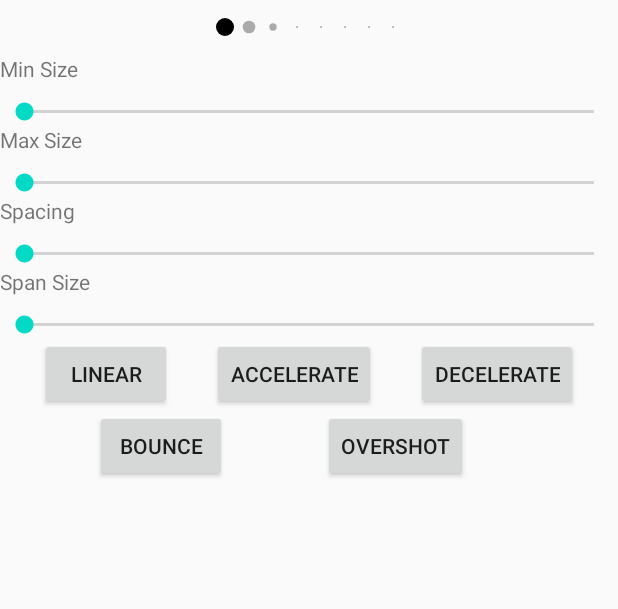
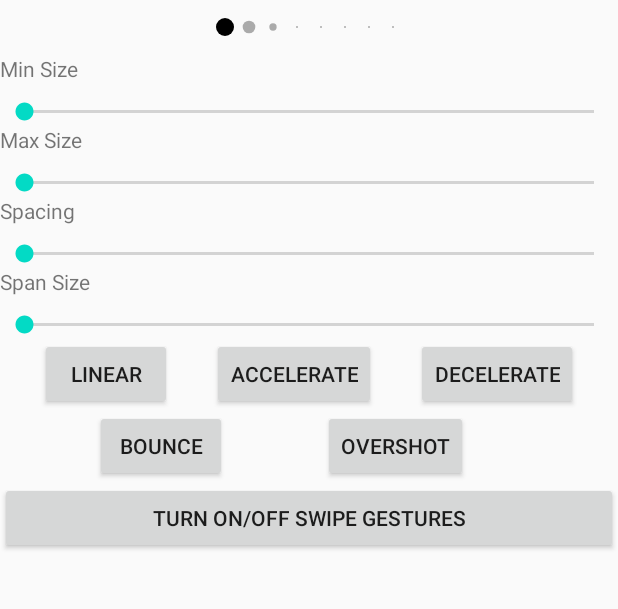
Before and after one commit to GoodRequest/GoodPagerIndicator, an Android app: the screen it shows after launch (MainActivity), on a phone screen of 412 x 824 dp, the part 384-993 px from its top. Run offline under Robolectric (Android 15) with nearby library versions, the phone set to English and light mode, and no system bars.

Commit message:
Swipe gestures enabled / disabled

```diff
--- a/app/src/main/java/com/goodrequest/myapplication/MainActivity.kt
+++ b/app/src/main/java/com/goodrequest/myapplication/MainActivity.kt
@@ -61,6 +61,7 @@ class MainActivity : AppCompatActivity() {
         interpolatorDecelerate.setOnClickListener { indicator.interpolator = DecelerateInterpolator() }
         interpolatorBounce.setOnClickListener { indicator.interpolator = BounceInterpolator() }
         interpolatorOvershoot.setOnClickListener { indicator.interpolator = OvershootInterpolator() }
+        swipeEnabled.setOnClickListener { indicator.swipeEnabled = !indicator.swipeEnabled }
     }
 
     private inner class Adapter(val adapterItems: Array<AdapterItem>) : RecyclerView.Adapter<Adapter.ViewHolder>() {
--- a/app/src/main/res/layout/activity_main.xml
+++ b/app/src/main/res/layout/activity_main.xml
@@ -145,6 +145,13 @@
                 app:layout_constraintEnd_toEndOf="parent"
                 app:layout_constraintStart_toEndOf="@+id/interpolatorLinear"
                 app:layout_constraintTop_toBottomOf="@+id/interpolatorDecelerate" />
+
+            <Button
+                android:id="@+id/swipeEnabled"
+                app:layout_constraintTop_toBottomOf="@+id/interpolatorOvershoot"
+                android:layout_width="match_parent"
+                android:text="Turn on/off swipe gestures"
+                android:layout_height="wrap_content"/>
         </androidx.constraintlayout.widget.ConstraintLayout>
     </ScrollView>
 
--- a/goodpagerindicator/src/main/java/com/goodrequest/GoodPagerIndicator.kt
+++ b/goodpagerindicator/src/main/java/com/goodrequest/GoodPagerIndicator.kt
@@ -91,6 +91,8 @@ class GoodPagerIndicator @JvmOverloads constructor(
             invalidate()
         }
 
+    var swipeEnabled: Boolean = true
+
     private val colorEvaluator = ArgbEvaluator()
     private val detector: GestureDetector
     private val gesturesCallback = object : GestureDetector.SimpleOnGestureListener() {
@@ -129,6 +131,7 @@ class GoodPagerIndicator @JvmOverloads constructor(
                         overshotInterpolator -> OvershootInterpolator()
                         else -> throw IllegalArgumentException("Select proper value from enum")
                     }
+                swipeEnabled = getBoolean(R.styleable.GoodPagerIndicator_indicator_swipe_enabled, true)
             } finally {
                 recycle()
             }
@@ -229,10 +232,11 @@ class GoodPagerIndicator @JvmOverloads constructor(
 
     @SuppressLint("ClickableViewAccessibility")
     override fun onTouchEvent(event: MotionEvent): Boolean {
-        //
-        if (event.action == MotionEvent.ACTION_UP || event.action == MotionEvent.ACTION_CANCEL) {
-            pager?.endFakeDrag()
-            return true
+        if (swipeEnabled) {
+            if (event.action == MotionEvent.ACTION_UP || event.action == MotionEvent.ACTION_CANCEL) {
+                pager?.endFakeDrag()
+                return true
+            }
         }
         return detector.onTouchEvent(event)
     }
--- a/goodpagerindicator/src/main/res/values/attrs.xml
+++ b/goodpagerindicator/src/main/res/values/attrs.xml
@@ -14,5 +14,6 @@
             <enum name="bounce" value="3"/>
             <enum name="overshoot" value="4"/>
         </attr>
+        <attr name="indicator_swipe_enabled" format="boolean"/>
     </declare-styleable>
 </resources>
```
Also changed, not shown: 1 other file.
